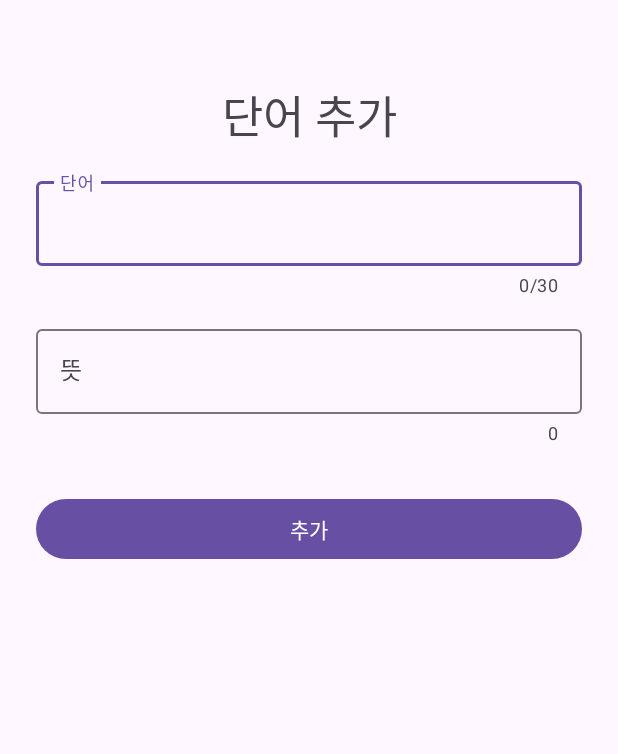
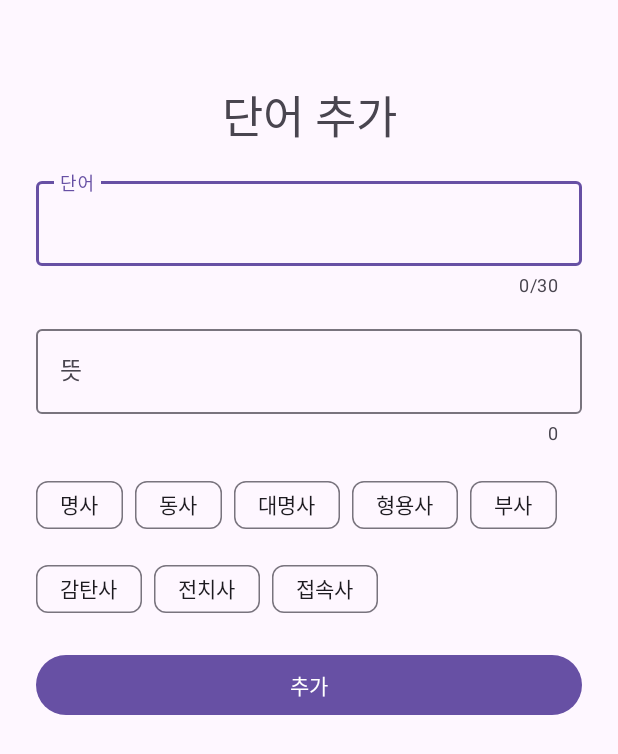
Before and after one commit to suinkimme/study-android, an Android app: the AddActivity screen opened directly, with no data from a screen before it, on a phone screen of 412 x 824 dp. Shown: the top 754 px of the screen. Run offline under Robolectric (Android 15) with nearby library versions, the phone set to English and light mode, and no system bars.

Commit message:
칩 그룹 구현 완료

```diff
--- a/todo/app/src/main/java/com/study/todo/AddActivity.kt
+++ b/todo/app/src/main/java/com/study/todo/AddActivity.kt
@@ -2,10 +2,33 @@ package com.study.todo
 
 import androidx.appcompat.app.AppCompatActivity
 import android.os.Bundle
+import com.google.android.material.chip.Chip
+import com.study.todo.databinding.ActivityAddBinding
 
 class AddActivity : AppCompatActivity() {
+    private lateinit var binding: ActivityAddBinding
     override fun onCreate(savedInstanceState: Bundle?) {
         super.onCreate(savedInstanceState)
-        setContentView(R.layout.activity_add)
+        binding = ActivityAddBinding.inflate(layoutInflater)
+        setContentView(binding.root)
+
+        initView()
+    }
+
+    private fun initView() {
+        val types = listOf("명사", "동사", "대명사", "형용사", "부사", "감탄사", "전치사", "접속사")
+        binding.typeChipGroup.apply {
+            types.forEach { text ->
+                addView(createChip(text))
+            }
+        }
+    }
+
+    private fun createChip(text: String): Chip {
+        return Chip(this).apply {
+            setText(text)
+            isCheckable = true
+            isClickable = true
+        }
     }
 }
--- a/todo/app/src/main/java/com/study/todo/MainActivity.kt
+++ b/todo/app/src/main/java/com/study/todo/MainActivity.kt
@@ -15,6 +15,10 @@ class MainActivity : AppCompatActivity(), WordAdapter.ItemClickListener {
         binding = ActivityMainBinding.inflate(layoutInflater)
         setContentView(binding.root)
 
+        initRecyclerView()
+    }
+
+    private fun initRecyclerView() {
         val dummyList = mutableListOf(
             Word("weather", "날씨", "명사"),
             Word("honey", "꿀", "명사"),
--- a/todo/app/src/main/res/layout/activity_add.xml
+++ b/todo/app/src/main/res/layout/activity_add.xml
@@ -59,6 +59,8 @@
     <com.google.android.material.chip.ChipGroup
         android:id="@+id/typeChipGroup"
         android:layout_marginTop="16dp"
+        app:singleSelection="true"
+        app:selectionRequired="true"
         app:layout_constraintTop_toBottomOf="@id/meanTextInputLayout"
         android:layout_width="match_parent"
         android:layout_height="wrap_content" />
```
